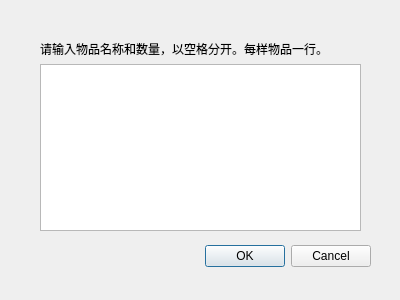
The window that pull_dialog.ui (Moeo3/Goods_manager) describes before a commit, drawn with Qt 5.
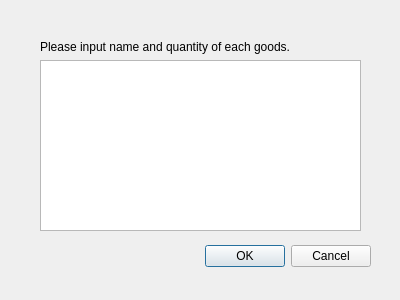
The same window after the commit.

What changed in the file:
```diff
--- a/pull_dialog.ui
+++ b/pull_dialog.ui
@@ -42,7 +42,7 @@
     <item>
      <widget class="QLabel" name="label">
       <property name="text">
-       <string>请输入物品名称和数量，以空格分开。每样物品一行。</string>
+       <string>Please input name and quantity of each goods.</string>
       </property>
      </widget>
     </item>
```
Left out of the diff: 2 changed lines with no effect on the pictures.
